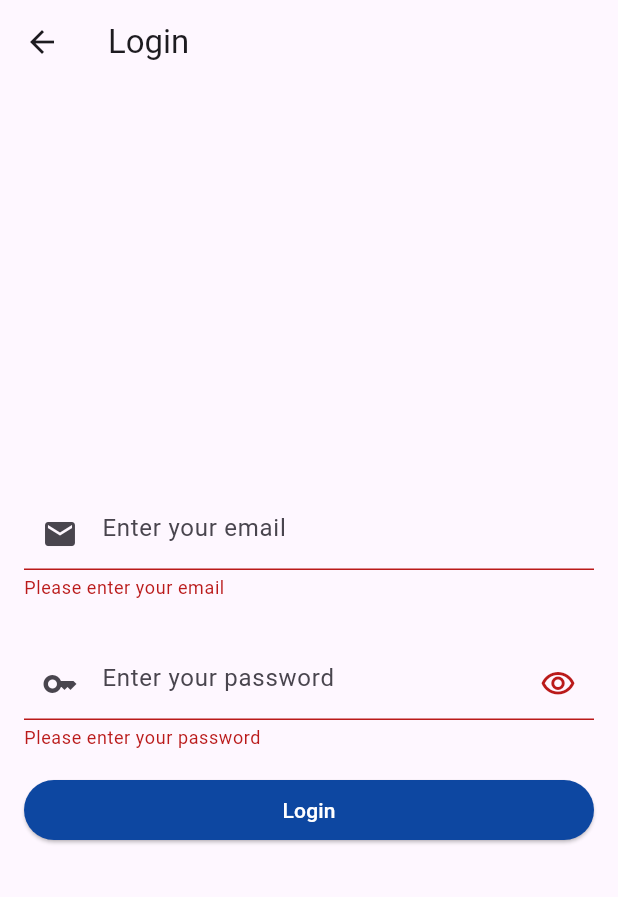
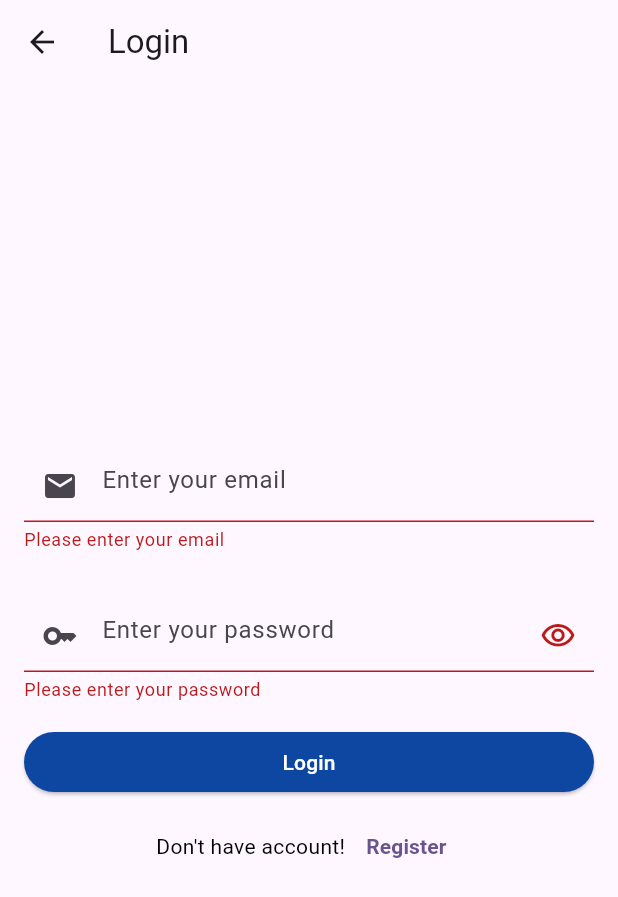
Before and after one commit to svaykong/mynotes_app, a Flutter app: the LoginView screen opened by its route, after a tap on "Login", on a phone screen of 412 x 824 dp. Shown: the top 897 px of the screen. Run offline on Flutter 3.47's test engine with Material 3 defaults, Android fonts, the phone set to English and light mode, and no system bars; drawn by our look-alikes of modal_progress_hud_nsn; our stand-ins replace firebase_auth, firebase_core, flutter_dotenv; accounts and stored records are empty.

Commit message:
adding email verify view

```diff
--- a/lib/utils/app_routes.dart
+++ b/lib/utils/app_routes.dart
@@ -5,6 +5,8 @@ import '../views/view.dart';
 class AppRoutes {
   static Map<String, Widget Function(BuildContext)> get routes => {
         LoginView.route: (_) => const LoginView(),
+        RegisterView.route: (_) => const RegisterView(),
         HomeView.route: (_) => const HomeView(),
+        VerifyEmailView.route: (_) => const VerifyEmailView(),
       };
 }
--- a/lib/views/login_view.dart
+++ b/lib/views/login_view.dart
@@ -47,21 +47,18 @@ class _LoginViewState extends State<LoginView> {
         title: const Text('Login'),
       ),
       body: SafeArea(
-        child: Center(
         child: ModalProgressHUD(
           inAsyncCall: _asyncCall,
+          child: Center(
+            child: SingleChildScrollView(
               child: Form(
                 key: _formKey,
                 child: Column(
                   mainAxisAlignment: MainAxisAlignment.center,
                   crossAxisAlignment: CrossAxisAlignment.stretch,
                   children: [
-                  Flexible(
-                    child: EmailTextField(emailCtr: _emailCtr),
-                  ),
-                  Flexible(
-                    child: PasswordTextField(passCtr: _passCtr),
-                  ),
+                    EmailTextField(emailCtr: _emailCtr),
+                    PasswordTextField(passCtr: _passCtr),
                     Padding(
                       padding: const EdgeInsets.symmetric(horizontal: 16.0),
                       child: ElevatedButton(
@@ -77,7 +74,36 @@ class _LoginViewState extends State<LoginView> {
                         ),
                       ),
                     ),
+                    Padding(
+                      padding: const EdgeInsets.all(8.0),
+                      child: Row(
+                        mainAxisSize: MainAxisSize.min,
+                        mainAxisAlignment: MainAxisAlignment.center,
+                        children: [
+                          Text(
+                            'Don\'t have account! ',
+                            style: TextStyle(
+                              color: AppThemes.black,
+                              fontSize: 14.0,
+                            ),
+                            textAlign: TextAlign.center,
+                          ),
+                          TextButton(
+                            onPressed: () {
+                              Navigator.of(context).pushNamed(RegisterView.route);
+                            },
+                            child: const Text(
+                              'Register',
+                              style: TextStyle(
+                                fontWeight: FontWeight.w700,
+                              ),
+                            ),
+                          ),
                         ],
+                      ),
+                    ),
+                  ],
+                ),
               ),
             ),
           ),
@@ -103,7 +129,11 @@ class _LoginViewState extends State<LoginView> {
         _passCtr.clear();
 
         if (!context.mounted) return;
+        if (userCredential.user?.emailVerified ?? false) {
           Navigator.of(context).pushNamedAndRemoveUntil(HomeView.route, (value) => false);
+        } else {
+          Navigator.of(context).pushNamedAndRemoveUntil(VerifyEmailView.route, (value) => false);
+        }
       } on FirebaseAuthException catch (e) {
         if (kDebugMode) print('FirebaseAuthException::$e');
       } finally {
--- a/lib/views/root_view.dart
+++ b/lib/views/root_view.dart
@@ -14,7 +14,7 @@ class RootView extends StatelessWidget {
         colorScheme: ColorScheme.fromSeed(seedColor: Colors.deepPurple),
         useMaterial3: true,
       ),
-      home: const VerifyEmailView(),
+      home: const LoginView(),
       debugShowCheckedModeBanner: false,
       routes: AppRoutes.routes,
     );
```
Also changed, not shown: lib/views/register_view.dart (+16 -7 lines), lib/views/verify_email_view.dart (+22 -0 lines). Lines whose indentation alone changed are shown as unchanged.
